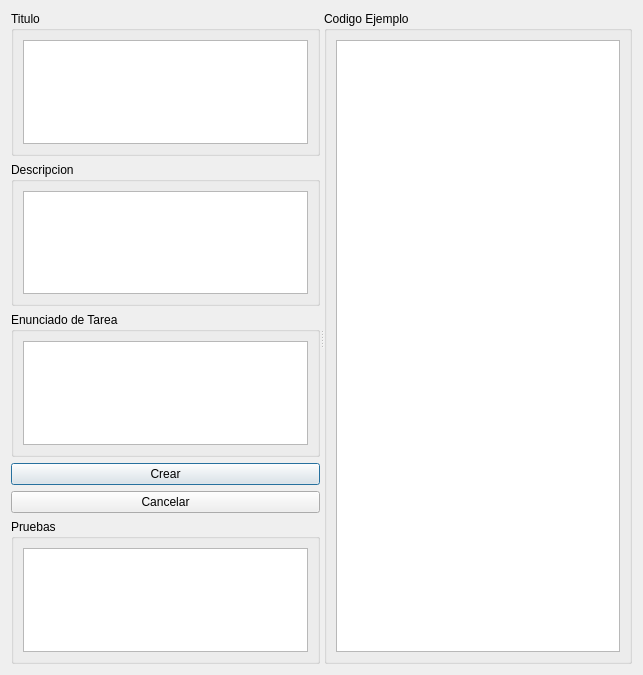
Qt form Coline/nuevaleccion.ui (Caceres-Joseph/-COMPI2-Dic-Proyecto2_201513696) before a commit.
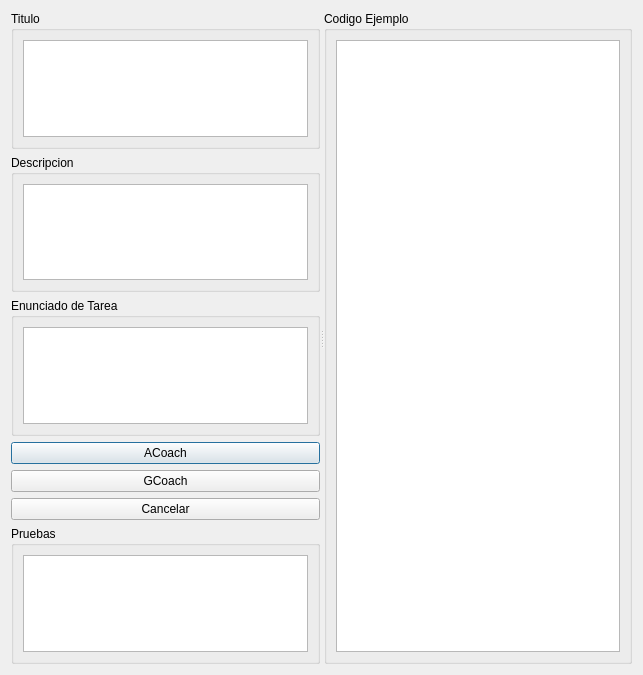
The same form after that commit.

```diff
--- a/Coline/nuevaleccion.ui
+++ b/Coline/nuevaleccion.ui
@@ -57,10 +57,17 @@
          </layout>
         </widget>
        </item>
+       <item>
+        <widget class="QPushButton" name="pushButton_3">
+         <property name="text">
+          <string>ACoach</string>
+         </property>
+        </widget>
+       </item>
        <item>
         <widget class="QPushButton" name="pushButton">
          <property name="text">
-          <string>Crear</string>
+          <string>GCoach</string>
          </property>
         </widget>
        </item>
```
Left out of the diff: 10 changed lines with no effect on the pictures.
